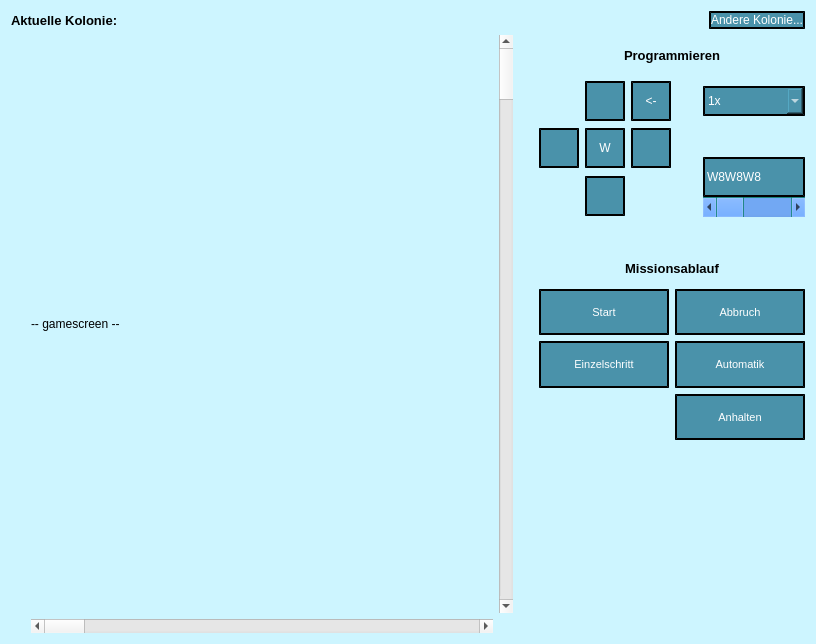
Above: Patchbot_Solution/Patchbot_Project/main_window.ui from Movinghead333/Patchbot-cpp before the change. Below: the same form after it.
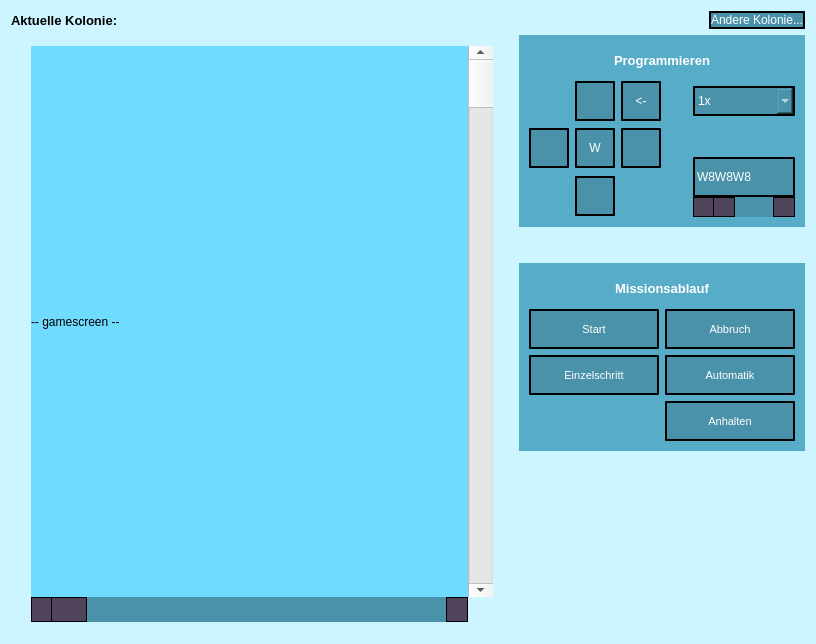
That is the form after the change. Icons and pictures are not drawn.

```diff
--- a/Patchbot_Solution/Patchbot_Project/main_window.ui
+++ b/Patchbot_Solution/Patchbot_Project/main_window.ui
@@ -26,16 +26,28 @@
    <string>main_window</string>
   </property>
   <property name="styleSheet">
-   <string notr="true">QMainWindow{
+   <string notr="true">QWidget#centralWidget{
 background-color: rgb(205, 245, 255)
 }
 
+QWidget#missionLayoutWidget, QWidget#programmingLayoutWidget{
+background-color: rgb(87, 172, 200)
+}
+
+QLabel#staticProgramText, QLabel#staticMissionText{
+color: #FFFFFF
+}
+
+QLabel#staticColonyName{
+color: #000000
+}
+
 QPushButton, QLineEdit, QComboBox{
 background-color: rgb(74, 146, 170);
 color: #FFFFFF;
 border-style: outset;
 border-width: 2px;
-border-color: #000000
+border-color: #000000;
 }
 
 QPushButton:hover{
@@ -45,7 +57,49 @@
 QPushButton:pressed{
 background-color: rgb(53, 105, 122)
 }
-</string>
+
+QScrollBar:horizontal {
+    border: 2px;
+    background: rgb(74, 146, 170);
+    height: 15px;
+    margin: 0px 20px 0 20px;
+}
+QScrollBar::handle:horizontal {
+    background:rgb(79, 68, 90);
+	border: 1px solid #000000;
+    min-width: 20px;
+}
+QScrollBar::add-line:horizontal {
+    border: 1px solid black;
+    background: none;
+    width: 20px;
+    subcontrol-position: right;
+    subcontrol-origin: margin;
+}
+
+QScrollBar::sub-line:horizontal {
+    border: 1px solid black;
+    background: none;
+    width: 20px;
+    subcontrol-position: left;
+    subcontrol-origin: margin;
+}
+
+QScrollBar::left-arrow:horizontal, QScrollBar::right-arrow:horizontal {
+    background: rgb(79, 68, 90);
+}
+
+QScrollBar::left-arrow:horizontal{
+image: url(:/qt/src/textures/scrollbar/scrollArrowLeft.tga)
+}
+
+QScrollBar::right-arrow:horizontal{
+image: url(:/qt/src/textures/scrollbar/scrollArrowRight.tga)
+}
+
+QScrollBar::add-page:horizontal, QScrollBar::sub-page:horizontal {
+    background: none;
+}</string>
   </property>
   <widget class="QWidget" name="centralWidget">
    <property name="sizePolicy">
@@ -67,8 +121,306 @@
 }</string>
    </property>
    <layout class="QGridLayout" name="gridLayout" columnstretch="80,20">
+    <item row="3" column="1">
+     <widget class="QWidget" name="missionLayoutWidget" native="true">
+      <property name="sizePolicy">
+       <sizepolicy hsizetype="MinimumExpanding" vsizetype="Minimum">
+        <horstretch>0</horstretch>
+        <verstretch>0</verstretch>
+       </sizepolicy>
+      </property>
+      <layout class="QGridLayout" name="missionControlLayout">
+       <property name="sizeConstraint">
+        <enum>QLayout::SetDefaultConstraint</enum>
+       </property>
+       <property name="leftMargin">
+        <number>10</number>
+       </property>
+       <property name="topMargin">
+        <number>10</number>
+       </property>
+       <property name="rightMargin">
+        <number>10</number>
+       </property>
+       <property name="bottomMargin">
+        <number>10</number>
+       </property>
+       <item row="2" column="0">
+        <widget class="QPushButton" name="missionStep">
+         <property name="sizePolicy">
+          <sizepolicy hsizetype="MinimumExpanding" vsizetype="Minimum">
+           <horstretch>0</horstretch>
+           <verstretch>0</verstretch>
+          </sizepolicy>
+         </property>
+         <property name="minimumSize">
+          <size>
+           <width>130</width>
+           <height>40</height>
+          </size>
+         </property>
+         <property name="maximumSize">
+          <size>
+           <width>16777215</width>
+           <height>50</height>
+          </size>
+         </property>
+         <property name="font">
+          <font>
+           <family>MS Shell Dlg 2</family>
+           <pointsize>8</pointsize>
+          </font>
+         </property>
+         <property name="text">
+          <string>Einzelschritt</string>
+         </property>
+        </widget>
+       </item>
+       <item row="2" column="1">
+        <widget class="QPushButton" name="missionAutomatic">
+         <property name="sizePolicy">
+          <sizepolicy hsizetype="MinimumExpanding" vsizetype="Minimum">
+           <horstretch>0</horstretch>
+           <verstretch>0</verstretch>
+          </sizepolicy>
+         </property>
+         <property name="minimumSize">
+          <size>
+           <width>130</width>
+           <height>40</height>
+          </size>
+         </property>
+         <property name="maximumSize">
+          <size>
+           <width>16777215</width>
+           <height>50</height>
+          </size>
+         </property>
+         <property name="font">
+          <font>
+           <family>MS Shell Dlg 2</family>
+           <pointsize>8</pointsize>
+          </font>
+         </property>
+         <property name="styleSheet">
+          <string notr="true"/>
+         </property>
+         <property name="text">
+          <string>Automatik</string>
+         </property>
+        </widget>
+       </item>
     <item row="1" column="1">
+        <widget class="QPushButton" name="missionCancel">
+         <property name="sizePolicy">
+          <sizepolicy hsizetype="MinimumExpanding" vsizetype="Minimum">
+           <horstretch>0</horstretch>
+           <verstretch>0</verstretch>
+          </sizepolicy>
+         </property>
+         <property name="minimumSize">
+          <size>
+           <width>130</width>
+           <height>40</height>
+          </size>
+         </property>
+         <property name="maximumSize">
+          <size>
+           <width>16777215</width>
+           <height>50</height>
+          </size>
+         </property>
+         <property name="font">
+          <font>
+           <family>MS Shell Dlg 2</family>
+           <pointsize>8</pointsize>
+          </font>
+         </property>
+         <property name="text">
+          <string>Abbruch</string>
+         </property>
+        </widget>
+       </item>
+       <item row="3" column="1">
+        <widget class="QPushButton" name="missionPause">
+         <property name="sizePolicy">
+          <sizepolicy hsizetype="MinimumExpanding" vsizetype="Minimum">
+           <horstretch>0</horstretch>
+           <verstretch>0</verstretch>
+          </sizepolicy>
+         </property>
+         <property name="minimumSize">
+          <size>
+           <width>130</width>
+           <height>40</height>
+          </size>
+         </property>
+         <property name="maximumSize">
+          <size>
+           <width>16777215</width>
+           <height>50</height>
+          </size>
+         </property>
+         <property name="font">
+          <font>
+           <family>MS Shell Dlg 2</family>
+           <pointsize>8</pointsize>
+          </font>
+         </property>
+         <property name="text">
+          <string>Anhalten</string>
+         </property>
+        </widget>
+       </item>
+       <item row="1" column="0">
+        <widget class="QPushButton" name="missionStart">
+         <property name="sizePolicy">
+          <sizepolicy hsizetype="MinimumExpanding" vsizetype="Minimum">
+           <horstretch>0</horstretch>
+           <verstretch>0</verstretch>
+          </sizepolicy>
+         </property>
+         <property name="minimumSize">
+          <size>
+           <width>130</width>
+           <height>40</height>
+          </size>
+         </property>
+         <property name="maximumSize">
+          <size>
+           <width>16777215</width>
+           <height>50</height>
+          </size>
+         </property>
+         <property name="font">
+          <font>
+           <family>MS Shell Dlg 2</family>
+           <pointsize>8</pointsize>
+          </font>
+         </property>
+         <property name="text">
+          <string>Start</string>
+         </property>
+        </widget>
+       </item>
+       <item row="0" column="0" colspan="2">
+        <widget class="QLabel" name="staticMissionText">
+         <property name="sizePolicy">
+          <sizepolicy hsizetype="MinimumExpanding" vsizetype="Minimum">
+           <horstretch>0</horstretch>
+           <verstretch>0</verstretch>
+          </sizepolicy>
+         </property>
+         <property name="minimumSize">
+          <size>
+           <width>0</width>
+           <height>30</height>
+          </size>
+         </property>
+         <property name="maximumSize">
+          <size>
+           <width>16777215</width>
+           <height>30</height>
+          </size>
+         </property>
+         <property name="font">
+          <font>
+           <pointsize>10</pointsize>
+           <weight>75</weight>
+           <bold>true</bold>
+          </font>
+         </property>
+         <property name="text">
+          <string>Missionsablauf</string>
+         </property>
+         <property name="alignment">
+          <set>Qt::AlignCenter</set>
+         </property>
+        </widget>
+       </item>
+      </layout>
+     </widget>
+    </item>
+    <item row="4" column="1">
+     <spacer name="verticalSpacer">
+      <property name="orientation">
+       <enum>Qt::Vertical</enum>
+      </property>
+      <property name="sizeType">
+       <enum>QSizePolicy::MinimumExpanding</enum>
+      </property>
+      <property name="sizeHint" stdset="0">
+       <size>
+        <width>20</width>
+        <height>40</height>
+       </size>
+      </property>
+     </spacer>
+    </item>
+    <item row="0" column="1" alignment="Qt::AlignRight">
+     <widget class="QPushButton" name="changeColony">
+      <property name="sizePolicy">
+       <sizepolicy hsizetype="Minimum" vsizetype="Fixed">
+        <horstretch>0</horstretch>
+        <verstretch>0</verstretch>
+       </sizepolicy>
+      </property>
+      <property name="minimumSize">
+       <size>
+        <width>0</width>
+        <height>0</height>
+       </size>
+      </property>
+      <property name="text">
+       <string>Andere Kolonie...</string>
+      </property>
+     </widget>
+    </item>
+    <item row="0" column="0">
+     <widget class="QLabel" name="staticColonyName">
+      <property name="font">
+       <font>
+        <pointsize>10</pointsize>
+        <weight>75</weight>
+        <bold>true</bold>
+       </font>
+      </property>
+      <property name="text">
+       <string>Aktuelle Kolonie:</string>
+      </property>
+     </widget>
+    </item>
+    <item row="2" column="1">
+     <spacer name="verticalSpacer_2">
+      <property name="orientation">
+       <enum>Qt::Vertical</enum>
+      </property>
+      <property name="sizeType">
+       <enum>QSizePolicy::Fixed</enum>
+      </property>
+      <property name="sizeHint" stdset="0">
+       <size>
+        <width>20</width>
+        <height>30</height>
+       </size>
+      </property>
+     </spacer>
+    </item>
+    <item row="1" column="1">
+     <widget class="QWidget" name="programmingLayoutWidget" native="true">
      <layout class="QGridLayout" name="gameProgramming" rowstretch="0,0,0,0">
+       <property name="leftMargin">
+        <number>10</number>
+       </property>
+       <property name="topMargin">
+        <number>10</number>
+       </property>
+       <property name="rightMargin">
+        <number>10</number>
+       </property>
+       <property name="bottomMargin">
+        <number>10</number>
+       </property>
       <item row="3" column="1">
        <widget class="QPushButton" name="directionDown">
         <property name="minimumSize">
@@ -571,9 +923,9 @@
              <colorrole role="Button">
               <brush brushstyle="SolidPattern">
                <color alpha="255">
-                <red>66</red>
-                <green>136</green>
-                <blue>240</blue>
+                 <red>74</red>
+                 <green>146</green>
+                 <blue>170</blue>
                </color>
               </brush>
              </colorrole>
@@ -589,18 +941,18 @@
              <colorrole role="Base">
               <brush brushstyle="SolidPattern">
                <color alpha="255">
-                <red>255</red>
-                <green>255</green>
-                <blue>255</blue>
+                 <red>74</red>
+                 <green>146</green>
+                 <blue>170</blue>
                </color>
               </brush>
              </colorrole>
              <colorrole role="Window">
               <brush brushstyle="SolidPattern">
                <color alpha="255">
-                <red>0</red>
-                <green>170</green>
-                <blue>127</blue>
+                 <red>74</red>
+                 <green>146</green>
+                 <blue>170</blue>
                </color>
               </brush>
              </colorrole>
@@ -609,9 +961,9 @@
              <colorrole role="Button">
               <brush brushstyle="SolidPattern">
                <color alpha="255">
-                <red>66</red>
-                <green>136</green>
-                <blue>240</blue>
+                 <red>74</red>
+                 <green>146</green>
+                 <blue>170</blue>
                </color>
               </brush>
              </colorrole>
@@ -627,18 +979,18 @@
              <colorrole role="Base">
               <brush brushstyle="SolidPattern">
                <color alpha="255">
-                <red>255</red>
-                <green>255</green>
-                <blue>255</blue>
+                 <red>74</red>
+                 <green>146</green>
+                 <blue>170</blue>
                </color>
               </brush>
              </colorrole>
              <colorrole role="Window">
               <brush brushstyle="SolidPattern">
                <color alpha="255">
-                <red>0</red>
-                <green>170</green>
-                <blue>127</blue>
+                 <red>74</red>
+                 <green>146</green>
+                 <blue>170</blue>
                </color>
               </brush>
              </colorrole>
@@ -647,9 +999,9 @@
              <colorrole role="Button">
               <brush brushstyle="SolidPattern">
                <color alpha="255">
-                <red>66</red>
-                <green>136</green>
-                <blue>240</blue>
+                 <red>74</red>
+                 <green>146</green>
+                 <blue>170</blue>
                </color>
               </brush>
              </colorrole>
@@ -665,18 +1017,18 @@
              <colorrole role="Base">
               <brush brushstyle="SolidPattern">
                <color alpha="255">
-                <red>0</red>
-                <green>170</green>
-                <blue>127</blue>
+                 <red>74</red>
+                 <green>146</green>
+                 <blue>170</blue>
                </color>
               </brush>
              </colorrole>
              <colorrole role="Window">
               <brush brushstyle="SolidPattern">
                <color alpha="255">
-                <red>0</red>
-                <green>170</green>
-                <blue>127</blue>
+                 <red>74</red>
+                 <green>146</green>
+                 <blue>170</blue>
                </color>
               </brush>
              </colorrole>
@@ -716,43 +1068,16 @@
        </widget>
       </item>
      </layout>
-    </item>
-    <item row="0" column="1" alignment="Qt::AlignRight">
-     <widget class="QPushButton" name="changeColony">
-      <property name="sizePolicy">
-       <sizepolicy hsizetype="Minimum" vsizetype="Fixed">
-        <horstretch>0</horstretch>
-        <verstretch>0</verstretch>
-       </sizepolicy>
-      </property>
-      <property name="minimumSize">
-       <size>
-        <width>0</width>
-        <height>0</height>
-       </size>
-      </property>
-      <property name="text">
-       <string>Andere Kolonie...</string>
-      </property>
      </widget>
     </item>
-    <item row="2" column="1">
-     <spacer name="programMissionSpacer">
-      <property name="orientation">
-       <enum>Qt::Vertical</enum>
-      </property>
-      <property name="sizeType">
-       <enum>QSizePolicy::Fixed</enum>
-      </property>
-      <property name="sizeHint" stdset="0">
-       <size>
-        <width>20</width>
-        <height>30</height>
-       </size>
-      </property>
-     </spacer>
-    </item>
     <item row="1" column="0" rowspan="4">
+     <widget class="QWidget" name="gameWindow_2" native="true">
+      <property name="minimumSize">
+       <size>
+        <width>1</width>
+        <height>1</height>
+       </size>
+      </property>
      <layout class="QGridLayout" name="gameWindow">
       <property name="leftMargin">
        <number>20</number>
@@ -760,13 +1085,9 @@
       <property name="rightMargin">
        <number>20</number>
       </property>
-      <item row="0" column="1">
-       <widget class="QScrollBar" name="yScrollbar">
-        <property name="orientation">
-         <enum>Qt::Vertical</enum>
-        </property>
-       </widget>
-      </item>
+       <property name="spacing">
+        <number>0</number>
+       </property>
       <item row="0" column="0">
        <widget class="QLabel" name="placeHolder">
         <property name="enabled">
@@ -784,11 +1105,29 @@
           <height>0</height>
          </size>
         </property>
+         <property name="styleSheet">
+          <string notr="true">QLabel#placeHolder{
+background-color: rgb(111, 219, 255)
+}</string>
+         </property>
         <property name="text">
          <string>-- gamescreen --</string>
         </property>
        </widget>
       </item>
+       <item row="0" column="1">
+        <widget class="QScrollBar" name="yScrollbar">
+         <property name="minimumSize">
+          <size>
+           <width>25</width>
+           <height>0</height>
+          </size>
+         </property>
+         <property name="orientation">
+          <enum>Qt::Vertical</enum>
+         </property>
+        </widget>
+       </item>
       <item row="1" column="0">
        <widget class="QScrollBar" name="xScrollbar">
         <property name="sizePolicy">
@@ -800,7 +1139,7 @@
         <property name="minimumSize">
          <size>
           <width>0</width>
-          <height>0</height>
+           <height>25</height>
          </size>
         </property>
         <property name="orientation">
@@ -809,221 +1148,8 @@
        </widget>
       </item>
      </layout>
-    </item>
-    <item row="0" column="0">
-     <widget class="QLabel" name="colonyName">
-      <property name="font">
-       <font>
-        <pointsize>10</pointsize>
-        <weight>75</weight>
-        <bold>true</bold>
-       </font>
-      </property>
-      <property name="text">
-       <string>Aktuelle Kolonie:</string>
-      </property>
      </widget>
     </item>
-    <item row="3" column="1">
-     <layout class="QGridLayout" name="missionControlLayout">
-      <property name="sizeConstraint">
-       <enum>QLayout::SetDefaultConstraint</enum>
-      </property>
-      <item row="2" column="0">
-       <widget class="QPushButton" name="missionStep">
-        <property name="sizePolicy">
-         <sizepolicy hsizetype="MinimumExpanding" vsizetype="Preferred">
-          <horstretch>0</horstretch>
-          <verstretch>0</verstretch>
-         </sizepolicy>
-        </property>
-        <property name="minimumSize">
-         <size>
-          <width>130</width>
-          <height>40</height>
-         </size>
-        </property>
-        <property name="maximumSize">
-         <size>
-          <width>16777215</width>
-          <height>50</height>
-         </size>
-        </property>
-        <property name="font">
-         <font>
-          <family>MS Shell Dlg 2</family>
-          <pointsize>8</pointsize>
-         </font>
-        </property>
-        <property name="text">
-         <string>Einzelschritt</string>
-        </property>
-       </widget>
-      </item>
-      <item row="2" column="1">
-       <widget class="QPushButton" name="missionAutomatic">
-        <property name="sizePolicy">
-         <sizepolicy hsizetype="MinimumExpanding" vsizetype="Preferred">
-          <horstretch>0</horstretch>
-          <verstretch>0</verstretch>
-         </sizepolicy>
-        </property>
-        <property name="minimumSize">
-         <size>
-          <width>130</width>
-          <height>40</height>
-         </size>
-        </property>
-        <property name="maximumSize">
-         <size>
-          <width>16777215</width>
-          <height>50</height>
-         </size>
-        </property>
-        <property name="font">
-         <font>
-          <family>MS Shell Dlg 2</family>
-          <pointsize>8</pointsize>
-         </font>
-        </property>
-        <property name="styleSheet">
-         <string notr="true"/>
-        </property>
-        <property name="text">
-         <string>Automatik</string>
-        </property>
-       </widget>
-      </item>
-      <item row="1" column="1">
-       <widget class="QPushButton" name="missionCancel">
-        <property name="sizePolicy">
-         <sizepolicy hsizetype="MinimumExpanding" vsizetype="Preferred">
-          <horstretch>0</horstretch>
-          <verstretch>0</verstretch>
-         </sizepolicy>
-        </property>
-        <property name="minimumSize">
-         <size>
-          <width>130</width>
-          <height>40</height>
-         </size>
-        </property>
-        <property name="maximumSize">
-         <size>
-          <width>16777215</width>
-          <height>50</height>
-         </size>
-        </property>
-        <property name="font">
-         <font>
-          <family>MS Shell Dlg 2</family>
-          <pointsize>8</pointsize>
-         </font>
-        </property>
-        <property name="text">
-         <string>Abbruch</string>
-        </property>
-       </widget>
-      </item>
-      <item row="3" column="1">
-       <widget class="QPushButton" name="missionPause">
-        <property name="sizePolicy">
-         <sizepolicy hsizetype="MinimumExpanding" vsizetype="Preferred">
-          <horstretch>0</horstretch>
-          <verstretch>0</verstretch>
-         </sizepolicy>
-        </property>
-        <property name="minimumSize">
-         <size>
-          <width>130</width>
-          <height>40</height>
-         </size>
-        </property>
-        <property name="maximumSize">
-         <size>
-          <width>16777215</width>
-          <height>50</height>
-         </size>
-        </property>
-        <property name="font">
-         <font>
-          <family>MS Shell Dlg 2</family>
-          <pointsize>8</pointsize>
-         </font>
-        </property>
-        <property name="text">
-         <string>Anhalten</string>
-        </property>
-       </widget>
-      </item>
-      <item row="1" column="0">
-       <widget class="QPushButton" name="missionStart">
-        <property name="sizePolicy">
-         <sizepolicy hsizetype="MinimumExpanding" vsizetype="Preferred">
-          <horstretch>0</horstretch>
-          <verstretch>0</verstretch>
-         </sizepolicy>
-        </property>
-        <property name="minimumSize">
-         <size>
-          <width>130</width>
-          <height>40</height>
-         </size>
-        </property>
-        <property name="maximumSize">
-         <size>
-          <width>16777215</width>
-          <height>50</height>
-         </size>
-        </property>
-        <property name="font">
-         <font>
-          <family>MS Shell Dlg 2</family>
-          <pointsize>8</pointsize>
-         </font>
-        </property>
-        <property name="text">
-         <string>Start</string>
-        </property>
-       </widget>
-      </item>
-      <item row="0" column="0" colspan="2">
-       <widget class="QLabel" name="staticMissionText">
-        <property name="sizePolicy">
-         <sizepolicy hsizetype="MinimumExpanding" vsizetype="Preferred">
-          <horstretch>0</horstretch>
-          <verstretch>0</verstretch>
-         </sizepolicy>
-        </property>
-        <property name="minimumSize">
-         <size>
-          <width>0</width>
-          <height>30</height>
-         </size>
-        </property>
-        <property name="maximumSize">
-         <size>
-          <width>16777215</width>
-          <height>30</height>
-         </size>
-        </property>
-        <property name="font">
-         <font>
-          <pointsize>10</pointsize>
-          <weight>75</weight>
-          <bold>true</bold>
-         </font>
-        </property>
-        <property name="text">
-         <string>Missionsablauf</string>
-        </property>
-        <property name="alignment">
-         <set>Qt::AlignCenter</set>
-        </property>
-       </widget>
-      </item>
-     </layout>
-    </item>
    </layout>
   </widget>
  </widget>
```
Left out of the diff: 4 changed lines with no effect on the pictures. Lines whose indentation alone changed are shown as unchanged.
